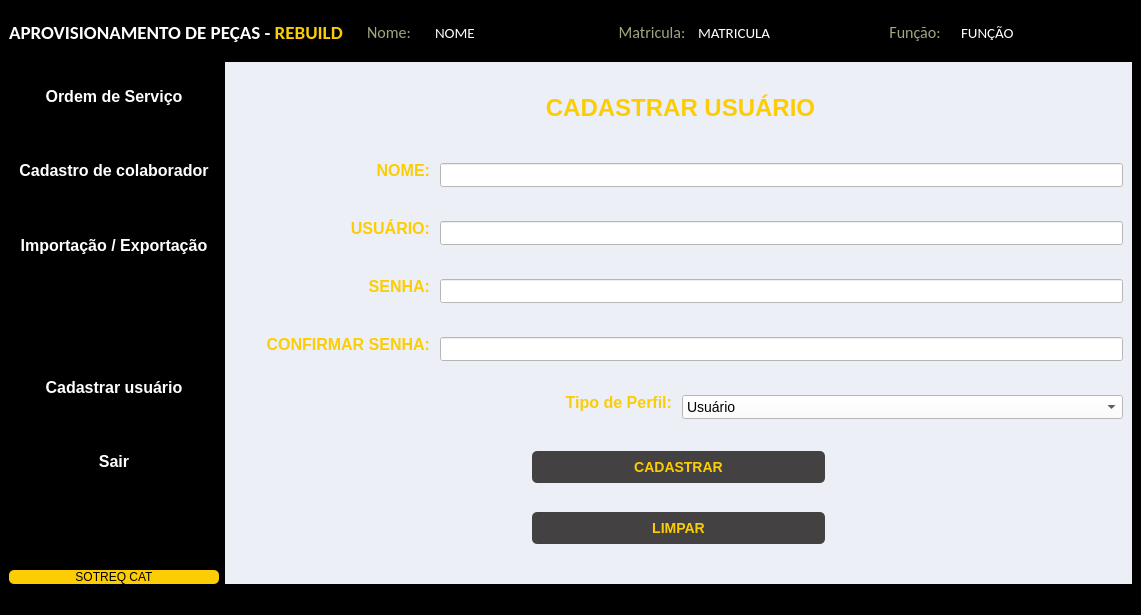
The window that INTERFACES/tela_principal.ui (Biten-Marcos/Aprovisionamento) describes before a commit, drawn with Qt 5.
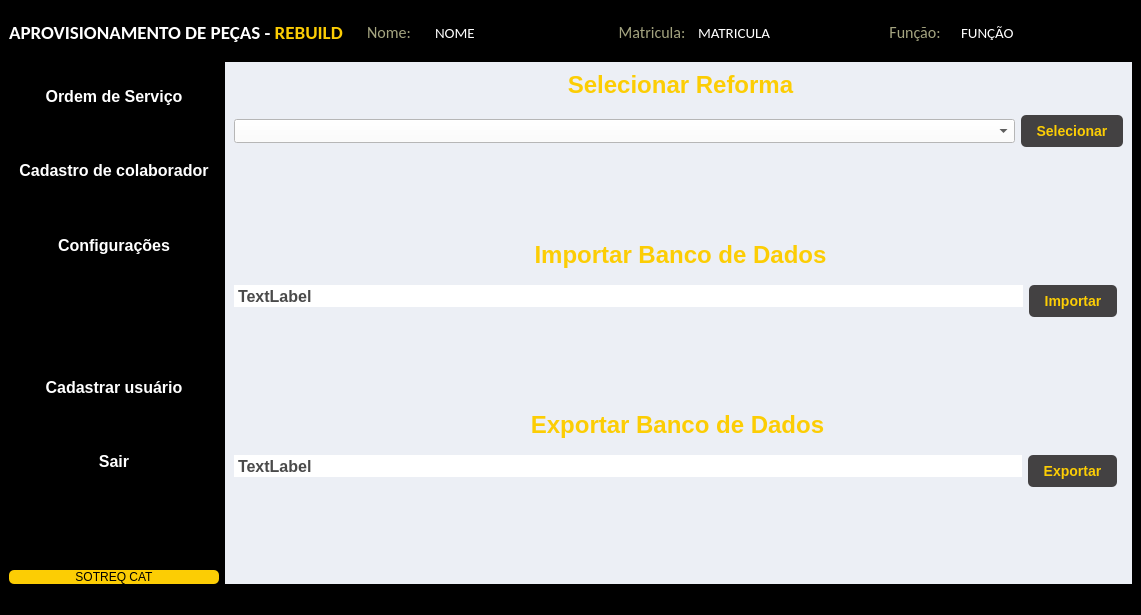
The same window after the commit. The open tabs and pages were chosen to show the change.

```diff
--- a/INTERFACES/tela_principal.ui
+++ b/INTERFACES/tela_principal.ui
@@ -346,7 +346,7 @@
 }</string>
           </property>
           <property name="text">
-           <string>Importação / Exportação</string>
+           <string>Configurações</string>
           </property>
          </widget>
         </item>
@@ -1557,6 +1557,242 @@
           </item>
          </layout>
         </widget>
+        <widget class="QWidget" name="pg_Config">
+         <layout class="QGridLayout" name="gridLayout_8">
+          <item row="7" column="0">
+           <layout class="QHBoxLayout" name="horizontalLayout_18">
+            <item>
+             <widget class="QLabel" name="label_32">
+              <property name="sizePolicy">
+               <sizepolicy hsizetype="Expanding" vsizetype="Preferred">
+                <horstretch>0</horstretch>
+                <verstretch>0</verstretch>
+               </sizepolicy>
+              </property>
+              <property name="minimumSize">
+               <size>
+                <width>0</width>
+                <height>0</height>
+               </size>
+              </property>
+              <property name="styleSheet">
+               <string notr="true">background-color: rgb(255, 255, 255);</string>
+              </property>
+              <property name="text">
+               <string>TextLabel</string>
+              </property>
+             </widget>
+            </item>
+            <item>
+             <widget class="QPushButton" name="pushButton_12">
+              <property name="sizePolicy">
+               <sizepolicy hsizetype="Fixed" vsizetype="Fixed">
+                <horstretch>0</horstretch>
+                <verstretch>0</verstretch>
+               </sizepolicy>
+              </property>
+              <property name="styleSheet">
+               <string notr="true">QPushButton {
+     background-color: #434142;       /* Cor ao passar o mouse */
+	color:#FCCD04;
+}
+
+QPushButton:hover {
+       /* Cor ao passar o mouse */
+	background-color: rgb(213, 213, 213);
+color:#000000
+}
+
+QPushButton:pressed {
+    background-color: #d5d5d5;       /* Cor ao pressionar o botão */
+}
+</string>
+              </property>
+              <property name="text">
+               <string>Exportar</string>
+              </property>
+             </widget>
+            </item>
+           </layout>
+          </item>
+          <item row="0" column="0" colspan="2">
+           <widget class="QLabel" name="label_30">
+            <property name="sizePolicy">
+             <sizepolicy hsizetype="Preferred" vsizetype="Fixed">
+              <horstretch>0</horstretch>
+              <verstretch>0</verstretch>
+             </sizepolicy>
+            </property>
+            <property name="text">
+             <string>&lt;html&gt;&lt;head/&gt;&lt;body&gt;&lt;p align=&quot;center&quot;&gt;&lt;span style=&quot; font-size:18pt; color:#fccd04;&quot;&gt;Selecionar Reforma&lt;/span&gt;&lt;/p&gt;&lt;/body&gt;&lt;/html&gt;</string>
+            </property>
+           </widget>
+          </item>
+          <item row="1" column="0" colspan="2">
+           <layout class="QHBoxLayout" name="horizontalLayout_17">
+            <item>
+             <widget class="QComboBox" name="comboBox_2">
+              <property name="styleSheet">
+               <string notr="true">
+background-color: rgb(255, 255, 255);</string>
+              </property>
+             </widget>
+            </item>
+            <item>
+             <widget class="QPushButton" name="pushButton_11">
+              <property name="sizePolicy">
+               <sizepolicy hsizetype="Fixed" vsizetype="Fixed">
+                <horstretch>0</horstretch>
+                <verstretch>0</verstretch>
+               </sizepolicy>
+              </property>
+              <property name="styleSheet">
+               <string notr="true">QPushButton {
+     background-color: #434142;       /* Cor ao passar o mouse */
+	color:#FCCD04;
+}
+
+QPushButton:hover {
+       /* Cor ao passar o mouse */
+	background-color: rgb(213, 213, 213);
+color:#000000
+}
+
+QPushButton:pressed {
+    background-color: #d5d5d5;       /* Cor ao pressionar o botão */
+}
+</string>
+              </property>
+              <property name="text">
+               <string>Selecionar</string>
+              </property>
+             </widget>
+            </item>
+           </layout>
+          </item>
+          <item row="2" column="0">
+           <spacer name="verticalSpacer_10">
+            <property name="orientation">
+             <enum>Qt::Vertical</enum>
+            </property>
+            <property name="sizeHint" stdset="0">
+             <size>
+              <width>20</width>
+              <height>40</height>
+             </size>
+            </property>
+           </spacer>
+          </item>
+          <item row="4" column="0">
+           <layout class="QHBoxLayout" name="horizontalLayout_16">
+            <item>
+             <widget class="QLabel" name="label_7">
+              <property name="sizePolicy">
+               <sizepolicy hsizetype="Expanding" vsizetype="Preferred">
+                <horstretch>0</horstretch>
+                <verstretch>0</verstretch>
+               </sizepolicy>
+              </property>
+              <property name="minimumSize">
+               <size>
+                <width>0</width>
+                <height>0</height>
+               </size>
+              </property>
+              <property name="styleSheet">
+               <string notr="true">background-color: rgb(255, 255, 255);</string>
+              </property>
+              <property name="text">
+               <string>TextLabel</string>
+              </property>
+             </widget>
+            </item>
+            <item>
+             <widget class="QPushButton" name="pushButton">
+              <property name="sizePolicy">
+               <sizepolicy hsizetype="Fixed" vsizetype="Fixed">
+                <horstretch>0</horstretch>
+                <verstretch>0</verstretch>
+               </sizepolicy>
+              </property>
+              <property name="styleSheet">
+               <string notr="true">QPushButton {
+     background-color: #434142;       /* Cor ao passar o mouse */
+	color:#FCCD04;
+}
+
+QPushButton:hover {
+       /* Cor ao passar o mouse */
+	background-color: rgb(213, 213, 213);
+color:#000000
+}
+
+QPushButton:pressed {
+    background-color: #d5d5d5;       /* Cor ao pressionar o botão */
+}
+</string>
+              </property>
+              <property name="text">
+               <string>Importar</string>
+              </property>
+             </widget>
+            </item>
+           </layout>
+          </item>
+          <item row="6" column="0">
+           <widget class="QLabel" name="label_31">
+            <property name="sizePolicy">
+             <sizepolicy hsizetype="Preferred" vsizetype="Fixed">
+              <horstretch>0</horstretch>
+              <verstretch>0</verstretch>
+             </sizepolicy>
+            </property>
+            <property name="text">
+             <string>&lt;html&gt;&lt;head/&gt;&lt;body&gt;&lt;p align=&quot;center&quot;&gt;&lt;span style=&quot; font-size:18pt; color:#fccd04;&quot;&gt;Exportar Banco de Dados&lt;/span&gt;&lt;/p&gt;&lt;/body&gt;&lt;/html&gt;</string>
+            </property>
+           </widget>
+          </item>
+          <item row="5" column="0">
+           <spacer name="verticalSpacer_9">
+            <property name="orientation">
+             <enum>Qt::Vertical</enum>
+            </property>
+            <property name="sizeHint" stdset="0">
+             <size>
+              <width>20</width>
+              <height>40</height>
+             </size>
+            </property>
+           </spacer>
+          </item>
+          <item row="3" column="0" colspan="2">
+           <widget class="QLabel" name="label_29">
+            <property name="sizePolicy">
+             <sizepolicy hsizetype="Preferred" vsizetype="Fixed">
+              <horstretch>0</horstretch>
+              <verstretch>0</verstretch>
+             </sizepolicy>
+            </property>
+            <property name="text">
+             <string>&lt;html&gt;&lt;head/&gt;&lt;body&gt;&lt;p align=&quot;center&quot;&gt;&lt;span style=&quot; font-size:18pt; color:#fccd04;&quot;&gt;Importar Banco de Dados&lt;/span&gt;&lt;/p&gt;&lt;/body&gt;&lt;/html&gt;</string>
+            </property>
+           </widget>
+          </item>
+          <item row="8" column="0">
+           <spacer name="verticalSpacer_11">
+            <property name="orientation">
+             <enum>Qt::Vertical</enum>
+            </property>
+            <property name="sizeHint" stdset="0">
+             <size>
+              <width>20</width>
+              <height>40</height>
+             </size>
+            </property>
+           </spacer>
+          </item>
+         </layout>
+        </widget>
        </widget>
       </item>
      </layout>
```
